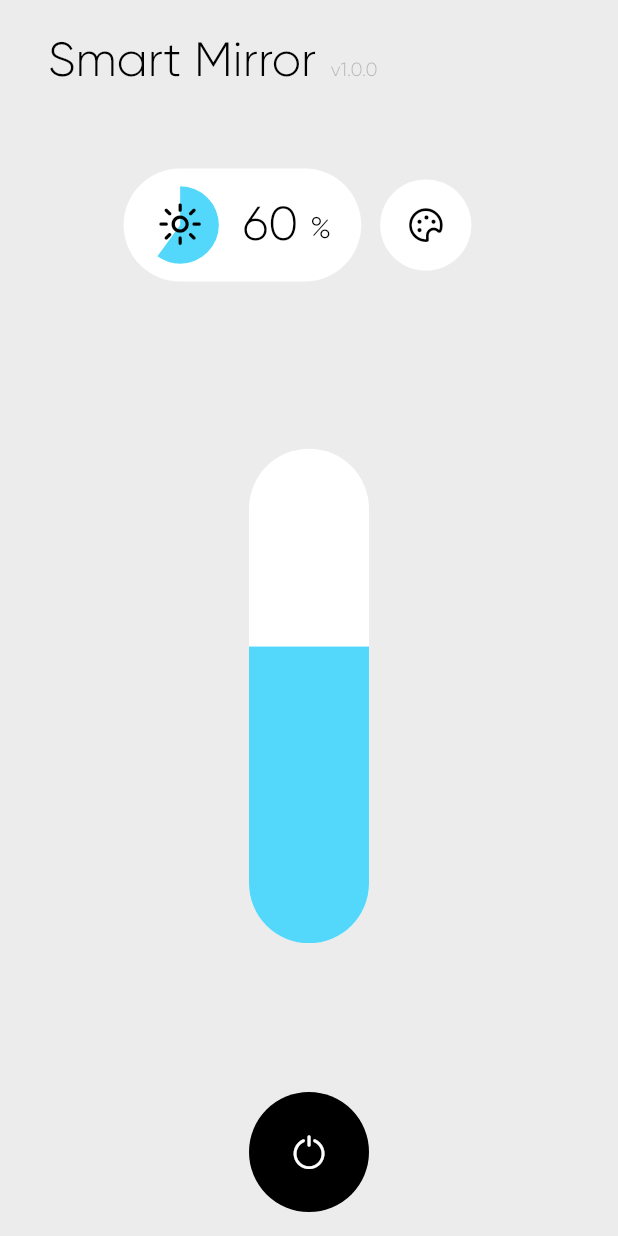
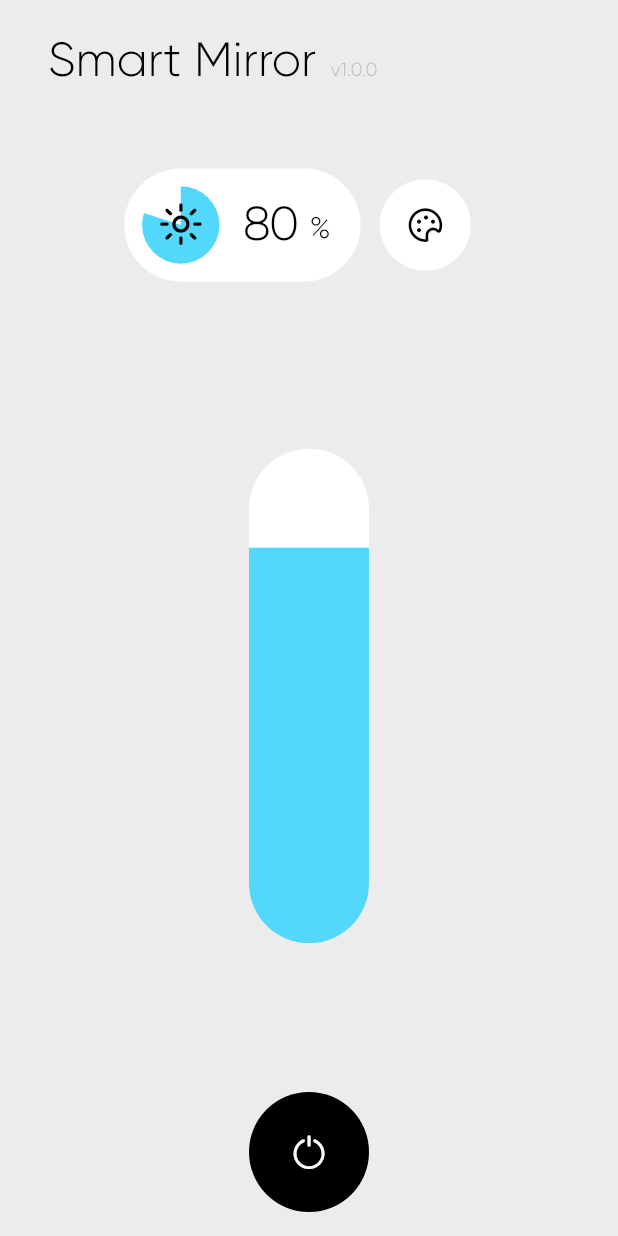
Before and after one commit to AlejaDiez/smart_mirror_app, a Flutter app: the screen it shows after launch, on a phone screen of 412 x 824 dp. Run offline on Flutter 3.47's test engine with Material 2 defaults, Android fonts, the phone set to English and light mode, and no system bars; our stand-ins replace flutter_colorpicker, get, shared_preferences.

Commit message:
Smart Mirror Controller and Page Controller

```diff
--- a/lib/components/tab_button.dart
+++ b/lib/components/tab_button.dart
@@ -1,4 +1,5 @@
 import 'dart:math';
+import 'dart:ui';
 import 'package:flutter/material.dart';
 
 class TabButtonComponent extends StatefulWidget {
@@ -113,7 +114,7 @@ class _TabButtonComponentState extends State<TabButtonComponent> with TickerProv
                       mainAxisAlignment: MainAxisAlignment.end,
                       crossAxisAlignment: CrossAxisAlignment.end,
                       children: [
-                        Text(widget.data ?? "", style: Theme.of(context).textTheme.bodyLarge),
+                        Text(widget.data ?? "", style: Theme.of(context).textTheme.bodyLarge?.copyWith(fontFeatures: [const FontFeature.tabularFigures()])),
                         Visibility(
                           visible: widget.suffix != null,
                           child: Padding(
--- /dev/null
+++ b/lib/controllers/page.dart
@@ -0,0 +1,30 @@
+import 'package:flutter/widgets.dart';
+import 'package:get/get.dart';
+
+class PageTransitionSwitcherController extends GetxController {
+  PageTransitionSwitcherController(Map<int, Widget> pages) {
+    _pages = pages;
+  }
+
+  int _index = 0;
+  int _oldIndex = 0;
+  late final Map<int, Widget> _pages;
+
+  int get index => _index;
+
+  Widget get page => _pages[_index] ?? const SizedBox.shrink();
+
+  bool get isReverse => _oldIndex > _index;
+
+  void changePage(int index) {
+    if (!_pages.containsKey(index)) {
+      throw Exception("There is no page with the following index: $index");
+    }
+
+    _oldIndex = _index;
+    _index = index;
+    update();
+  }
+
+  bool isSelected(int index) => index == _index;
+}
--- /dev/null
+++ b/lib/controllers/smart_mirror.dart
@@ -0,0 +1,93 @@
+import 'dart:ui';
+
+import 'package:get/get.dart';
+import 'package:shared_preferences/shared_preferences.dart';
+import 'package:smart_mirror_app/models/smart_mirror.dart';
+
+class SmartMirrorController extends GetxController {
+  SmartMirrorController(this.preferences) {
+    if (preferences.containsKey("colors")) {
+      List<String>? colors = preferences.getStringList("colors");
+
+      colors?.forEach((String color) => _colors.add(Color(int.parse(color, radix: 16))));
+      update(["colors"]);
+    }
+  }
+
+  final SharedPreferences preferences;
+  final SmartMirrorModel? _smartMirror = SmartMirrorModel("1.0.0", false, 0.8, Color(0xFFFFFFFF));
+  final List<Color> _colors = <Color>[];
+
+  String get version => _smartMirror?.version ?? "";
+
+  bool get state => _smartMirror?.state ?? false;
+
+  double get brightness => _smartMirror?.brightness ?? 0.0;
+
+
+  Color get color => _smartMirror?.color ?? const Color(0xFFFFFFFF);
+
+  int get colorsLength => _colors.length;
+
+  Color getColor(int index) => _colors[index];
+
+  void toggle() {
+    if (_smartMirror != null) {
+      _smartMirror!.state = !_smartMirror!.state;
+      update(["state"]);
+    }
+  }
+
+  void setBrightness(double value) {
+    if (_smartMirror != null) {
+      _smartMirror!.brightness = value;
+      update(["brightness"]);
+    }
+  }
+
+  void setColor(Color color) {
+    if (_smartMirror != null) {
+      _smartMirror!.color = color;
+      update(["color"]);
+    }
+  }
+
+  void setColorFromColors(int index) {
+    if (_smartMirror != null) {
+      _smartMirror!.color = _colors[index];
+      update(["color"]);
+    }
+  }
+
+  void addColor(Color color) {
+    // Update colors list
+    _colors.add(color);
+    // Save in storage
+    _saveColorsInStorage();
+  }
+
+  void addCurrentColor() {
+    if (_smartMirror != null) {
+      // Update colors list
+      _colors.add(_smartMirror!.color);
+      update(["colors"]);
+      // Save in storage
+      _saveColorsInStorage();
+    }
+  }
+
+  void removeColor(int index) {
+    // Update colors list
+    _colors.removeAt(index);
+    update(["colors"]);
+    // Save in storage
+    _saveColorsInStorage();
+  }
+
+  void _saveColorsInStorage() {
+    final List<String> colors = [];
+
+    _colors.forEach((Color color) => colors.add(color.value.toRadixString(16)));
+    preferences.setStringList("colors", colors);
+  }
+}
--- a/lib/main.dart
+++ b/lib/main.dart
@@ -1,8 +1,19 @@
 import 'package:flutter/material.dart';
 import 'package:flutter/services.dart';
+import 'package:get/get.dart';
+import 'package:shared_preferences/shared_preferences.dart';
+import 'package:smart_mirror_app/controllers/smart_mirror.dart';
+
 import 'views/home.dart';
 
-void main() => runApp(const SmartMirrorApp());
+void main() async {
+  WidgetsFlutterBinding.ensureInitialized();
+
+  final SharedPreferences preferences = await SharedPreferences.getInstance();
+
+  Get.lazyPut<SmartMirrorController>(() => SmartMirrorController(preferences));
+  runApp(const SmartMirrorApp());
+}
 
 class SmartMirrorApp extends StatelessWidget {
   const SmartMirrorApp();
@@ -11,7 +22,7 @@ class SmartMirrorApp extends StatelessWidget {
   Widget build(BuildContext context) {
     return MaterialApp(
       title: 'Smart Mirror App',
-      home: const HomeView(),
+      home: HomeView(),
       themeMode: ThemeMode.light,
       theme: ThemeData(
         scaffoldBackgroundColor: const Color(0xFFECECEC),
--- a/lib/models/smart_mirror.dart
+++ b/lib/models/smart_mirror.dart
@@ -1,81 +1,15 @@
 import 'dart:ui';
 
-class SmartMirror {
-  SmartMirror({
-    required this.version,
-    required this.state,
-    required double brightness,
-    required String color,
-    required List<Color> colors
-  }) {
-    _brightness = brightness;
-    setColor(color);
-    _colors = colors;
-  }
-
-  final String version;
-  bool state;
-  late double _brightness;
-  late Color _color;
-  late final List<Color> _colors;
-
-  double get brightness => _brightness;
-
-  Color get color => _color;
-
-  int get colorInt => _color.value;
-
-  String get colorString => "#FF${colorInt.toRadixString(16)}";
-
-  Color getColor(int index) => _colors[index].withOpacity(1.0);
-
-  int getSizeOfColors() => _colors.length;
-
-  void toggle() {
-    state = !state;
-  }
-
-  void setBrightness(double brightness) {
-    if (brightness > 1.0 || brightness < 0.0) {
-      throw Exception("The brightness must be between values 0.0 and 1.0");
+class SmartMirrorModel {
+  SmartMirrorModel(String version, this.state, this.brightness, this.color)
+    : assert(brightness >= 0.0 && brightness <= 1.0, "Brightness must be between values 0.0 and 1.0") {
+      _version = version;
     }
 
-    _brightness = brightness;
-  }
+  late final String _version;
+  bool state;
+  double brightness;
+  Color color;
 
-  void setColor(dynamic color) {
-    if (color is Color) {
-      _color = color.withOpacity(1.0);
-    } else if (color is int) {
-      if (color > 0xFFFFFF || color < 0x000000) {
-        throw Exception("The color must be between values 0xFFFFFF and 0x000000");
-      }
-
-      _color = Color(color).withOpacity(1.0);
-    } else if (color is String) {
-      _color = Color(int.parse(color.replaceFirst('#', ""), radix: 16)).withOpacity(1.0);
-    } else {
-      throw TypeError();
-    }
-  }
-
-  void setColorFromList(int index) {
-    if (index >= _colors.length && index < 0) {
-      throw Exception("The index must be between values 0 and ${_colors.length - 1}");
-    }
-
-    setColor(_colors[index]);
-  }
-
-  void addColor(Color color) {
-    _colors.add(color.withOpacity(1.0));
-  }
-
-  void addCurrentColor() {
-    _colors.add(_color.withOpacity(1.0));
-  }
-
-  void removeColor(int index) {
-    _colors.removeAt(index);
-  }
+  String get version => _version;
 }
--- a/lib/views/home.dart
+++ b/lib/views/home.dart
@@ -1,32 +1,26 @@
 import 'package:animations/animations.dart';
 import 'package:flutter/material.dart';
+import 'package:get/get.dart';
 import 'package:smart_mirror_app/components/color_picker.dart';
-import 'package:smart_mirror_app/models/smart_mirror.dart';
+import 'package:smart_mirror_app/controllers/smart_mirror.dart';
 
+import '../controllers/page.dart';
+import '/components/color_button.dart';
 import '/components/power_button.dart';
-import '../components/brightness_slider.dart';
+import '/components/brightness_slider.dart';
 import '/components/tab_button.dart';
 
-class HomeView extends StatefulWidget {
+class HomeView extends StatelessWidget {
   const HomeView();
 
   @override
-  State<HomeView> createState() => _HomeViewState();
-}
-
-class _HomeViewState extends State<HomeView> {
-  int _index = 0;
-  final SmartMirror _smartMirror = SmartMirror(
-    version: "1.0.0",
-    state: false,
-    brightness: 0.6,
-    color: "#FFFFFF",
-    colors: [const Color(0xFFFFFF), const Color(0xFF0000)]
-  );
-
-  @override
   Widget build(BuildContext context) {
-    return Scaffold(
+    return GetBuilder<PageTransitionSwitcherController>(
+      init: PageTransitionSwitcherController({
+        0: _brightnessView(),
+        1: _colorPickerView()
+      }),
+      builder: (PageTransitionSwitcherController pageController) => Scaffold(
         appBar: AppBar(
           title: Row(
             crossAxisAlignment: CrossAxisAlignment.end,
@@ -34,7 +28,10 @@ class _HomeViewState extends State<HomeView> {
               const Text("Smart Mirror"),
               Padding(
                 padding: const EdgeInsets.only(left: 9.6, bottom: 5.0),
-              child: Text("v${_smartMirror.version}", style: Theme.of(context).textTheme.labelMedium?.copyWith(color: Theme.of(context).hintColor))
+                child: GetBuilder<SmartMirrorController>(
+                  id: "version",
+                  builder: (SmartMirrorController smartMirror) => Text("v${smartMirror.version}", style: Theme.of(context).textTheme.labelMedium?.copyWith(color: Theme.of(context).hintColor))
+                )
               )
             ]
           ),
@@ -45,21 +42,27 @@ class _HomeViewState extends State<HomeView> {
                 mainAxisAlignment: MainAxisAlignment.center,
                 crossAxisAlignment: CrossAxisAlignment.center,
                 children: [
-                TabButtonComponent(
-                  expanded: _index == 0,
+                  GetBuilder<SmartMirrorController>(
+                    id: "brightness",
+                    builder: (SmartMirrorController smartMirror) => TabButtonComponent(
+                      expanded: pageController.isSelected(0),
                       icon: const IconData(0xF21C, fontFamily: 'UIcons'),
-                  percentage: _smartMirror.brightness,
+                      percentage: smartMirror.brightness,
                       color: const Color(0xFF53D8FB),
-                  data: (_smartMirror.brightness * 100).toInt().toString(),
+                      data: (smartMirror.brightness * 100).toInt().toString(),
                       suffix: "%",
-                  onPressed: () => setState(() => _index = 0)
+                      onPressed: () => pageController.changePage(0)
+                    )
                   ),
-                TabButtonComponent(
-                  expanded: _index == 1,
+                  GetBuilder<SmartMirrorController>(
+                    id: "color",
+                    builder: (SmartMirrorController smartMirror) => TabButtonComponent(
+                      expanded: pageController.isSelected(1),
                       icon: const IconData(0xF51F, fontFamily: 'UIcons'),
                       percentage: 1.0,
-                  color: _smartMirror.color,
-                  onPressed: () => setState(() => _index = 1)
+                      color: smartMirror.color,
+                      onPressed: () => pageController.changePage(1)
+                    )
                   )
                 ]
               )
@@ -73,7 +76,7 @@ class _HomeViewState extends State<HomeView> {
               const Expanded(child: SizedBox()),
               PageTransitionSwitcher(
                 duration: const Duration(milliseconds: 240),
-              reverse: _index == 0,
+                reverse: pageController.isReverse,
                 transitionBuilder: (Widget child, Animation<double> primaryAnimation, Animation<double> secondaryAnimation) => SharedAxisTransition(
                   animation: primaryAnimation,
                   secondaryAnimation: secondaryAnimation,
@@ -81,19 +84,21 @@ class _HomeViewState extends State<HomeView> {
                   fillColor: Colors.transparent,
                   child: child
                 ),
-              child: _index == 0
-                ? _brightnessView()
-                : _colorPickerView()
+                child: pageController.page
               ),
               const Expanded(child: SizedBox()),
-            PowerButtonComponent(
-              state: _smartMirror.state,
-              onChanged: () => setState(() => _smartMirror.toggle())
+              GetBuilder<SmartMirrorController>(
+                id: "state",
+                builder: (SmartMirrorController smartMirror) => PowerButtonComponent(
+                  state: smartMirror.state,
+                  onChanged: smartMirror.toggle
+                )
               ),
               const SizedBox(height: 16.0)
             ]
           )
         )
+      ),
     );
   }
 
@@ -103,9 +108,13 @@ class _HomeViewState extends State<HomeView> {
       width: double.infinity,
       padding: const EdgeInsets.symmetric(horizontal: 32.0),
       child: Center(
-        child: BrightnessSliderComponent(
-          value: _smartMirror.brightness,
-          onChanged: (double value) => setState(() => _smartMirror.setBrightness(value))
+        child: GetBuilder<SmartMirrorController>(
+          id: "brightness",
+          autoRemove: false,
+          builder: (SmartMirrorController smartMirror) => BrightnessSliderComponent(
+            value: smartMirror.brightness,
+            onChanged: smartMirror.setBrightness
+          )
         )
       )
     );
@@ -121,38 +130,35 @@ class _HomeViewState extends State<HomeView> {
         mainAxisAlignment: MainAxisAlignment.center,
         crossAxisAlignment: CrossAxisAlignment.center,
         children: [
-          ColorPickerComponent(
-            color: _smartMirror.color,
-            onChanged: (Color color) => setState(() => _smartMirror.setColor(color))
+          GetBuilder<SmartMirrorController>(
+            id: "color",
+            autoRemove: false,
+            builder: (SmartMirrorController smartMirror) => ColorPickerComponent(
+              color: smartMirror.color,
+              onChanged: smartMirror.setColor
+            )
           ),
           const SizedBox(height: 64.0),
           ConstrainedBox(
             constraints: const BoxConstraints.tightFor(height: 112.0),
-            child: Wrap(
+            child: GetBuilder<SmartMirrorController>(
+              id: "colors",
+              autoRemove: false,
+              builder: (SmartMirrorController smartMirror) => Wrap(
                 alignment: WrapAlignment.center,
                 runAlignment: WrapAlignment.start,
                 crossAxisAlignment: WrapCrossAlignment.center,
                 spacing: 16.0,
                 runSpacing: 16.0,
-              children: List<Widget>.generate(_smartMirror.getSizeOfColors(), (index) => GestureDetector(
-                onTap: () => setState(() => _smartMirror.setColorFromList(index)),
-                onLongPress: () => setState(() => _smartMirror.removeColor(index)),
-                child: Container(
-                  width: 48.0,
-                  height: 48.0,
-                  decoration: BoxDecoration(
-                    shape: BoxShape.circle,
-                    color: _smartMirror.getColor(index)
-                  )
-                )
+                children: List<Widget>.generate(smartMirror.colorsLength, (int index) => ColorButtonComponent(
+                  color: smartMirror.getColor(index),
+                  onSelect: () => smartMirror.setColorFromColors(index),
+                  onRemove: () => smartMirror.removeColor(index)
                 )) + (
-                _smartMirror.getSizeOfColors() < 8
+                  smartMirror.colorsLength < 8
                   ? [
-                    GestureDetector(
-                      onTap: () => setState(() => _smartMirror.addCurrentColor()),
-                      onLongPress: _smartMirror.getSizeOfColors() == 0
-                        ? () => setState(() => _smartMirror.addColor(Colors.white))
-                        : null,
+                      Builder(builder: (BuildContext context) => GestureDetector(
+                        onTap: () => smartMirror.addCurrentColor(),
                         child: Container(
                           width: 48.0,
                           height: 48.0,
@@ -168,9 +174,10 @@ class _HomeViewState extends State<HomeView> {
                             color: Theme.of(context).hintColor
                           )
                         )
-                    )
+                      ))
                     ]
                   : []
+                )
               )
             )
           )
--- a/pubspec.yaml
+++ b/pubspec.yaml
@@ -1,7 +1,7 @@
 name: smart_mirror_app
 description: An app to control the Smart Mirror via bluetooth with smart_mirror_mcu firmware for esp32.
 publish_to: 'none'
-version: 0.1.1+0
+version: 0.1.2+0
 
 environment:
   sdk: '>=2.19.1 <3.0.0'
@@ -11,6 +11,8 @@ dependencies:
     sdk: flutter
   flutter_colorpicker: ^1.0.3
   animations: ^2.0.7
+  get: ^4.6.5
+  shared_preferences: ^2.0.18
 
 dev_dependencies:
   flutter_test:
```
Also changed, not shown: lib/components/color_button.dart (added, +36 -0 lines), pubspec.lock, 7 other files. Lines whose indentation alone changed are shown as unchanged.
